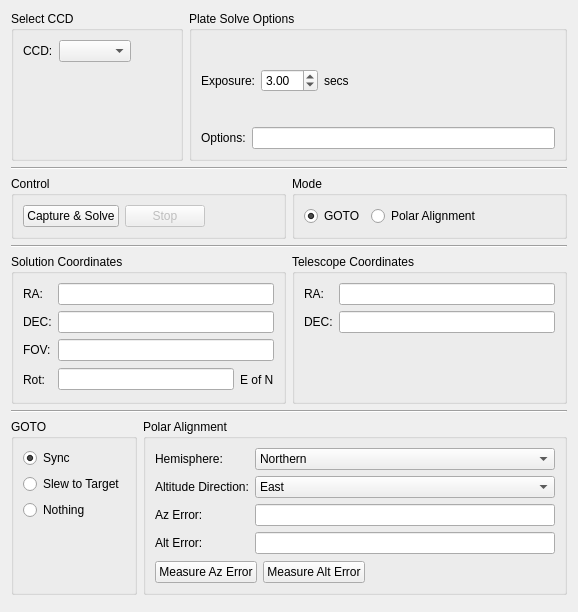
Above: kstars/ekos/align.ui from KDE/kstars before the change. Below: the same form after it.
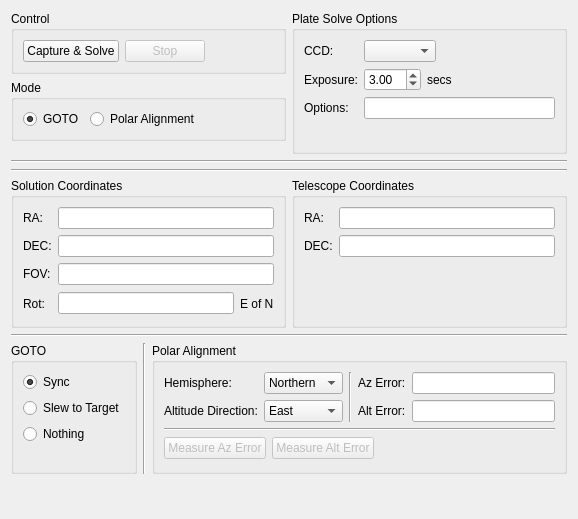
That is the form after the change. Custom widgets are drawn as their Qt base class.

Commit message: Significant improvements to Ekos GUI to make it more suitable for laptops and other devices

Patch:
```diff
--- a/kstars/ekos/align.ui
+++ b/kstars/ekos/align.ui
@@ -7,21 +7,136 @@
     <x>0</x>
     <y>0</y>
     <width>578</width>
-    <height>612</height>
+    <height>519</height>
    </rect>
   </property>
-  <layout class="QVBoxLayout" name="verticalLayout_3">
-   <item>
-    <layout class="QHBoxLayout" name="horizontalLayout_3">
-     <item>
-      <widget class="QGroupBox" name="groupBox">
-       <property name="title">
-        <string>Select CCD</string>
-       </property>
        <layout class="QVBoxLayout" name="verticalLayout_4">
         <item>
          <layout class="QHBoxLayout" name="horizontalLayout_7">
           <item>
+      <layout class="QVBoxLayout" name="verticalLayout_3">
+       <item>
+        <widget class="QGroupBox" name="groupBox">
+         <property name="title">
+          <string>Control</string>
+         </property>
+         <layout class="QHBoxLayout" name="horizontalLayout_5">
+          <item>
+           <layout class="QGridLayout" name="controlLayout">
+            <item row="0" column="0">
+             <widget class="QPushButton" name="solveB">
+              <property name="enabled">
+               <bool>true</bool>
+              </property>
+              <property name="text">
+               <string>Capture &amp;&amp; Solve</string>
+              </property>
+             </widget>
+            </item>
+            <item row="0" column="1">
+             <widget class="QPushButton" name="stopB">
+              <property name="enabled">
+               <bool>false</bool>
+              </property>
+              <property name="text">
+               <string>Stop</string>
+              </property>
+             </widget>
+            </item>
+           </layout>
+          </item>
+          <item>
+           <spacer name="horizontalSpacer_2">
+            <property name="orientation">
+             <enum>Qt::Horizontal</enum>
+            </property>
+            <property name="sizeHint" stdset="0">
+             <size>
+              <width>47</width>
+              <height>20</height>
+             </size>
+            </property>
+           </spacer>
+          </item>
+         </layout>
+        </widget>
+       </item>
+       <item>
+        <widget class="QGroupBox" name="groupBox_8">
+         <property name="title">
+          <string>Mode</string>
+         </property>
+         <layout class="QHBoxLayout" name="horizontalLayout_3">
+          <item>
+           <layout class="QHBoxLayout" name="horizontalLayout_10">
+            <item>
+             <widget class="QRadioButton" name="gotoR">
+              <property name="statusTip">
+               <string>Sync the scope to the solution coordinates</string>
+              </property>
+              <property name="text">
+               <string>GOTO</string>
+              </property>
+              <property name="checked">
+               <bool>true</bool>
+              </property>
+             </widget>
+            </item>
+            <item>
+             <widget class="QRadioButton" name="polarR">
+              <property name="statusTip">
+               <string>Sync the scope to the solution coordinates</string>
+              </property>
+              <property name="text">
+               <string>Polar Alignment</string>
+              </property>
+              <property name="checked">
+               <bool>false</bool>
+              </property>
+             </widget>
+            </item>
+           </layout>
+          </item>
+          <item>
+           <spacer name="horizontalSpacer">
+            <property name="orientation">
+             <enum>Qt::Horizontal</enum>
+            </property>
+            <property name="sizeHint" stdset="0">
+             <size>
+              <width>51</width>
+              <height>20</height>
+             </size>
+            </property>
+           </spacer>
+          </item>
+         </layout>
+        </widget>
+       </item>
+       <item>
+        <spacer name="verticalSpacer_6">
+         <property name="orientation">
+          <enum>Qt::Vertical</enum>
+         </property>
+         <property name="sizeHint" stdset="0">
+          <size>
+           <width>20</width>
+           <height>13</height>
+          </size>
+         </property>
+        </spacer>
+       </item>
+      </layout>
+     </item>
+     <item>
+      <widget class="QGroupBox" name="groupBox_2">
+       <property name="title">
+        <string>Plate Solve Options</string>
+       </property>
+       <layout class="QVBoxLayout" name="verticalLayout_2">
+        <item>
+         <layout class="QFormLayout" name="formLayout_2">
+          <item row="0" column="0">
            <widget class="QLabel" name="textLabel1_6">
             <property name="toolTip">
              <string/>
@@ -34,6 +149,8 @@
             </property>
            </widget>
           </item>
+          <item row="0" column="1">
+           <layout class="QHBoxLayout" name="horizontalLayout">
           <item>
            <widget class="KComboBox" name="CCDCaptureCombo"/>
           </item>
@@ -42,9 +159,6 @@
             <property name="orientation">
              <enum>Qt::Horizontal</enum>
             </property>
-            <property name="sizeType">
-             <enum>QSizePolicy::Minimum</enum>
-            </property>
             <property name="sizeHint" stdset="0">
              <size>
               <width>40</width>
@@ -55,37 +169,15 @@
           </item>
          </layout>
         </item>
-        <item>
-         <spacer name="verticalSpacer_3">
-          <property name="orientation">
-           <enum>Qt::Vertical</enum>
-          </property>
-          <property name="sizeHint" stdset="0">
-           <size>
-            <width>20</width>
-            <height>26</height>
-           </size>
-          </property>
-         </spacer>
-        </item>
-       </layout>
-      </widget>
-     </item>
-     <item>
-      <widget class="QGroupBox" name="groupBox_2">
-       <property name="title">
-        <string>Plate Solve Options</string>
-       </property>
-       <layout class="QVBoxLayout" name="verticalLayout_2">
-        <item>
-         <layout class="QHBoxLayout" name="horizontalLayout">
-          <item>
+          <item row="1" column="0">
            <widget class="QLabel" name="label_7">
             <property name="text">
              <string>Exposure:</string>
             </property>
            </widget>
           </item>
+          <item row="1" column="1">
+           <layout class="QHBoxLayout" name="horizontalLayout_11">
           <item>
            <widget class="QDoubleSpinBox" name="exposureSpin">
             <property name="minimum">
@@ -110,7 +202,7 @@
            </widget>
           </item>
           <item>
-           <spacer name="horizontalSpacer">
+             <spacer name="horizontalSpacer_3">
             <property name="orientation">
              <enum>Qt::Horizontal</enum>
             </property>
@@ -124,16 +216,14 @@
           </item>
          </layout>
         </item>
-        <item>
-         <layout class="QHBoxLayout" name="horizontalLayout_5">
-          <item>
+          <item row="2" column="0">
            <widget class="QLabel" name="label_14">
             <property name="text">
              <string>Options:</string>
             </property>
            </widget>
           </item>
-          <item>
+          <item row="2" column="1">
            <widget class="QLineEdit" name="solverOptions">
             <property name="statusTip">
              <string>Additional options to be the solver</string>
@@ -142,6 +232,19 @@
           </item>
          </layout>
         </item>
+        <item>
+         <spacer name="verticalSpacer">
+          <property name="orientation">
+           <enum>Qt::Vertical</enum>
+          </property>
+          <property name="sizeHint" stdset="0">
+           <size>
+            <width>20</width>
+            <height>7</height>
+           </size>
+          </property>
+         </spacer>
+        </item>
        </layout>
       </widget>
      </item>
@@ -154,108 +257,6 @@
      </property>
     </widget>
    </item>
-   <item>
-    <layout class="QHBoxLayout" name="horizontalLayout_12">
-     <item>
-      <widget class="QGroupBox" name="controlGroupBox">
-       <property name="title">
-        <string>Control</string>
-       </property>
-       <layout class="QVBoxLayout" name="verticalLayout_9">
-        <item>
-         <layout class="QGridLayout" name="controlLayout">
-          <item row="0" column="0">
-           <widget class="QPushButton" name="solveB">
-            <property name="enabled">
-             <bool>true</bool>
-            </property>
-            <property name="text">
-             <string>Capture &amp;&amp; Solve</string>
-            </property>
-           </widget>
-          </item>
-          <item row="0" column="1">
-           <widget class="QPushButton" name="stopB">
-            <property name="enabled">
-             <bool>false</bool>
-            </property>
-            <property name="text">
-             <string>Stop</string>
-            </property>
-           </widget>
-          </item>
-          <item row="0" column="2">
-           <spacer name="horizontalSpacer_3">
-            <property name="orientation">
-             <enum>Qt::Horizontal</enum>
-            </property>
-            <property name="sizeHint" stdset="0">
-             <size>
-              <width>13</width>
-              <height>17</height>
-             </size>
-            </property>
-           </spacer>
-          </item>
-         </layout>
-        </item>
-       </layout>
-      </widget>
-     </item>
-     <item>
-      <widget class="QGroupBox" name="groupBox_8">
-       <property name="title">
-        <string>Mode</string>
-       </property>
-       <layout class="QVBoxLayout" name="verticalLayout_8">
-        <item>
-         <layout class="QHBoxLayout" name="horizontalLayout_10">
-          <item>
-           <widget class="QRadioButton" name="gotoR">
-            <property name="statusTip">
-             <string>Sync the scope to the solution coordinates</string>
-            </property>
-            <property name="text">
-             <string>GOTO</string>
-            </property>
-            <property name="checked">
-             <bool>true</bool>
-            </property>
-           </widget>
-          </item>
-          <item>
-           <widget class="QRadioButton" name="polarR">
-            <property name="statusTip">
-             <string>Sync the scope to the solution coordinates</string>
-            </property>
-            <property name="text">
-             <string>Polar Alignment</string>
-            </property>
-            <property name="checked">
-             <bool>false</bool>
-            </property>
-           </widget>
-          </item>
-          <item>
-           <spacer name="horizontalSpacer_2">
-            <property name="orientation">
-             <enum>Qt::Horizontal</enum>
-            </property>
-            <property name="sizeHint" stdset="0">
-             <size>
-              <width>40</width>
-              <height>20</height>
-             </size>
-            </property>
-           </spacer>
-          </item>
-         </layout>
-        </item>
-       </layout>
-      </widget>
-     </item>
-    </layout>
-   </item>
    <item>
     <widget class="Line" name="line_3">
      <property name="orientation">
@@ -404,9 +405,9 @@
     </widget>
    </item>
    <item>
-    <layout class="QHBoxLayout" name="horizontalLayout_11">
+    <layout class="QHBoxLayout" name="horizontalLayout_8">
      <item>
-      <widget class="QGroupBox" name="groupBox_6">
+      <widget class="QGroupBox" name="gotoBox">
        <property name="statusTip">
         <string>Select what action to take once a solution is found.</string>
        </property>
@@ -455,7 +456,7 @@
           <property name="sizeHint" stdset="0">
            <size>
             <width>17</width>
-            <height>63</height>
+            <height>18</height>
            </size>
           </property>
          </spacer>
@@ -464,12 +465,21 @@
       </widget>
      </item>
      <item>
-      <widget class="QGroupBox" name="groupBox_7">
+      <widget class="Line" name="line_7">
+       <property name="orientation">
+        <enum>Qt::Vertical</enum>
+       </property>
+      </widget>
+     </item>
+     <item>
+      <widget class="QGroupBox" name="alignmentBox">
        <property name="title">
         <string>Polar Alignment</string>
        </property>
        <layout class="QVBoxLayout" name="verticalLayout">
         <item>
+         <layout class="QHBoxLayout" name="horizontalLayout_6">
+          <item>
          <layout class="QFormLayout" name="formLayout">
           <item row="0" column="0">
            <widget class="QLabel" name="label_5">
@@ -516,34 +526,39 @@
             </item>
            </widget>
           </item>
-          <item row="2" column="0">
+           </layout>
+          </item>
+          <item>
+           <widget class="Line" name="line_5">
+            <property name="orientation">
+             <enum>Qt::Vertical</enum>
+            </property>
+           </widget>
+          </item>
+          <item>
+           <layout class="QFormLayout" name="formLayout_3">
+            <item row="0" column="0">
            <widget class="QLabel" name="label_3">
             <property name="text">
              <string>Az Error:</string>
             </property>
            </widget>
           </item>
-          <item row="2" column="1">
-           <layout class="QHBoxLayout" name="horizontalLayout_6">
-            <item>
+            <item row="0" column="1">
              <widget class="QLineEdit" name="azError">
               <property name="readOnly">
                <bool>true</bool>
               </property>
              </widget>
             </item>
-           </layout>
-          </item>
-          <item row="3" column="0">
+            <item row="1" column="0">
            <widget class="QLabel" name="label_4">
             <property name="text">
              <string>Alt Error:</string>
             </property>
            </widget>
           </item>
-          <item row="3" column="1">
-           <layout class="QHBoxLayout" name="horizontalLayout_8">
-            <item>
+            <item row="1" column="1">
              <widget class="QLineEdit" name="altError">
               <property name="readOnly">
                <bool>true</bool>
@@ -554,12 +569,19 @@
           </item>
          </layout>
         </item>
+        <item>
+         <widget class="Line" name="line_6">
+          <property name="orientation">
+           <enum>Qt::Horizontal</enum>
+          </property>
+         </widget>
+        </item>
         <item>
          <layout class="QHBoxLayout" name="horizontalLayout_9">
           <item>
            <widget class="QPushButton" name="measureAzB">
             <property name="enabled">
-             <bool>true</bool>
+             <bool>false</bool>
             </property>
             <property name="text">
              <string>Measure Az Error</string>
@@ -569,7 +591,7 @@
           <item>
            <widget class="QPushButton" name="measureAltB">
             <property name="enabled">
-             <bool>true</bool>
+             <bool>false</bool>
             </property>
             <property name="text">
              <string>Measure Alt Error</string>
@@ -591,6 +613,19 @@
           </item>
          </layout>
         </item>
+        <item>
+         <spacer name="verticalSpacer_5">
+          <property name="orientation">
+           <enum>Qt::Vertical</enum>
+          </property>
+          <property name="sizeHint" stdset="0">
+           <size>
+            <width>20</width>
+            <height>1</height>
+           </size>
+          </property>
+         </spacer>
+        </item>
        </layout>
       </widget>
      </item>
@@ -603,6 +638,19 @@
      </property>
     </widget>
    </item>
+   <item>
+    <spacer name="verticalSpacer_3">
+     <property name="orientation">
+      <enum>Qt::Vertical</enum>
+     </property>
+     <property name="sizeHint" stdset="0">
+      <size>
+       <width>20</width>
+       <height>13</height>
+      </size>
+     </property>
+    </spacer>
+   </item>
   </layout>
  </widget>
  <customwidgets>
```
Lines whose indentation alone changed are shown as unchanged. The commit also changes 7 other files.
